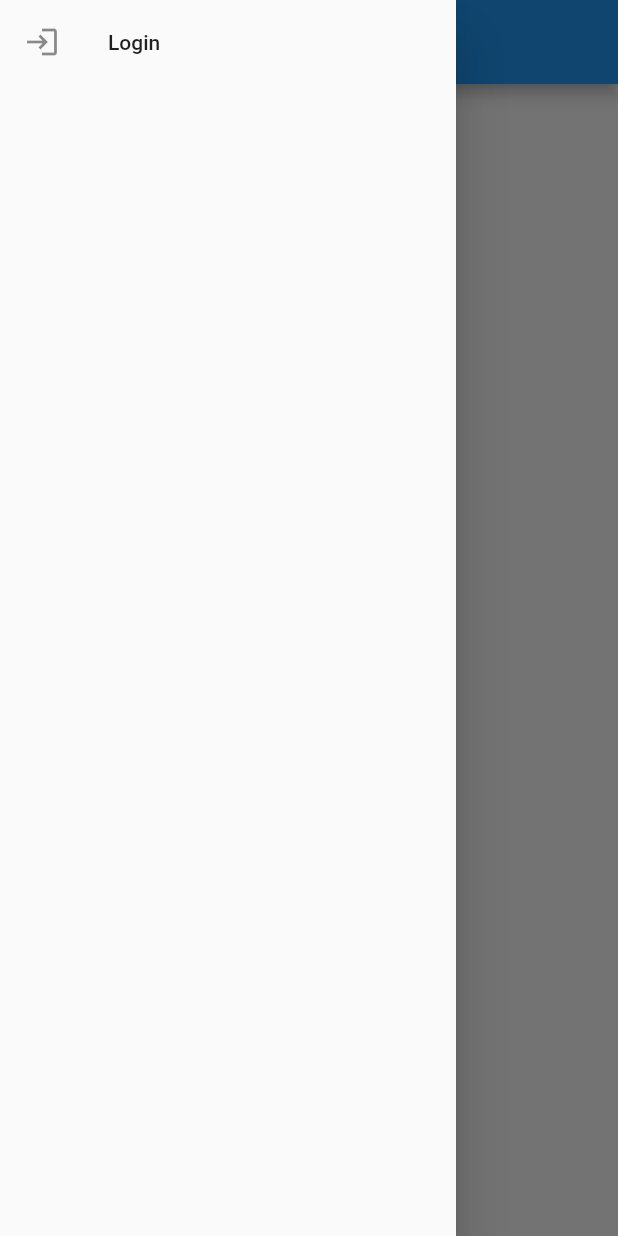
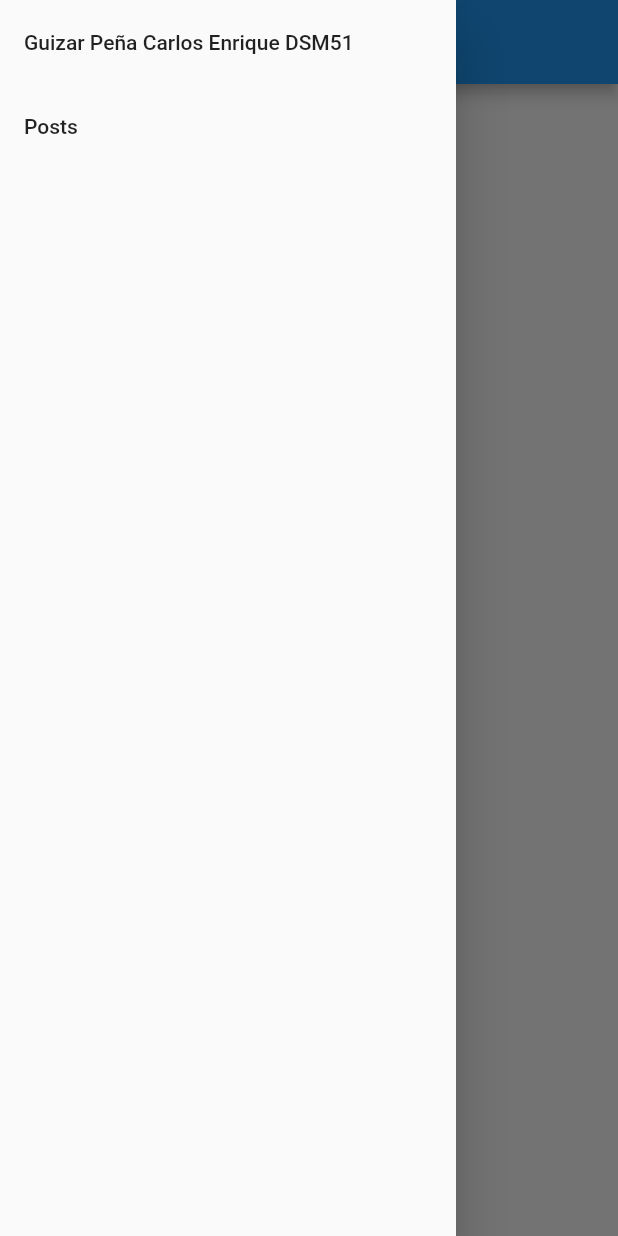
Before and after one commit to Skullnietz/-2021dsm51_equipo02, a Flutter app: the screen it shows after launch, with the side drawer open, on a phone screen of 412 x 824 dp. Run offline on Flutter 3.47's test engine with Material 2 defaults, Android fonts, the light colour scheme and no system bars.

Commit message:
02 New flutter app and basic scaffolding

```diff
--- a/lib/main.dart
+++ b/lib/main.dart
@@ -1,5 +1,5 @@
 import 'package:flutter/material.dart';
-import 'package:flutter_authentication_with_laravel_sanctum/screens/home_screen.dart';
+import 'package:flutter_authentication_with_laravel_sanctum/widgets/nav-drawer.dart';
 
 void main() {
   runApp(MyApp());
--- a/lib/screens/home_screen.dart
+++ b/lib/widgets/nav-drawer.dart
@@ -1,4 +1,5 @@
 import 'package:flutter/material.dart';
+import 'package:flutter_authentication_with_laravel_sanctum/screen/posts-screen.dart';
 class HomeScreen extends StatefulWidget {
   @override
   _HomeScreenState createState() => _HomeScreenState();
@@ -9,16 +10,22 @@ class _HomeScreenState extends State<HomeScreen> {
   Widget build(BuildContext context) {
     return Scaffold(
       appBar: AppBar(
-        title: Text('Flutter Laravel Auth'),
+        title: Text('Sanctum Authentication'),
       ),
       body:Center(child: Text('Home Screen'),),
       drawer: Drawer(
         child: ListView(
           children: [
             ListTile(
-              title: Text('Login'),
-              leading: Icon(Icons.login),
-            )
+              title: Text('Guizar Peña Carlos Enrique DSM51'),
+
+            ),
+            ListTile(
+              title: Text('Posts'),
+              onTap: (){
+                Navigator.push(context, MaterialPageRoute(builder:(context)=>PostsScreen()));
+              },
+            ),
           ],
         ),
       ),
```
Also changed, not shown: lib/screen/posts-screen.dart (added, +20 -0 lines).
